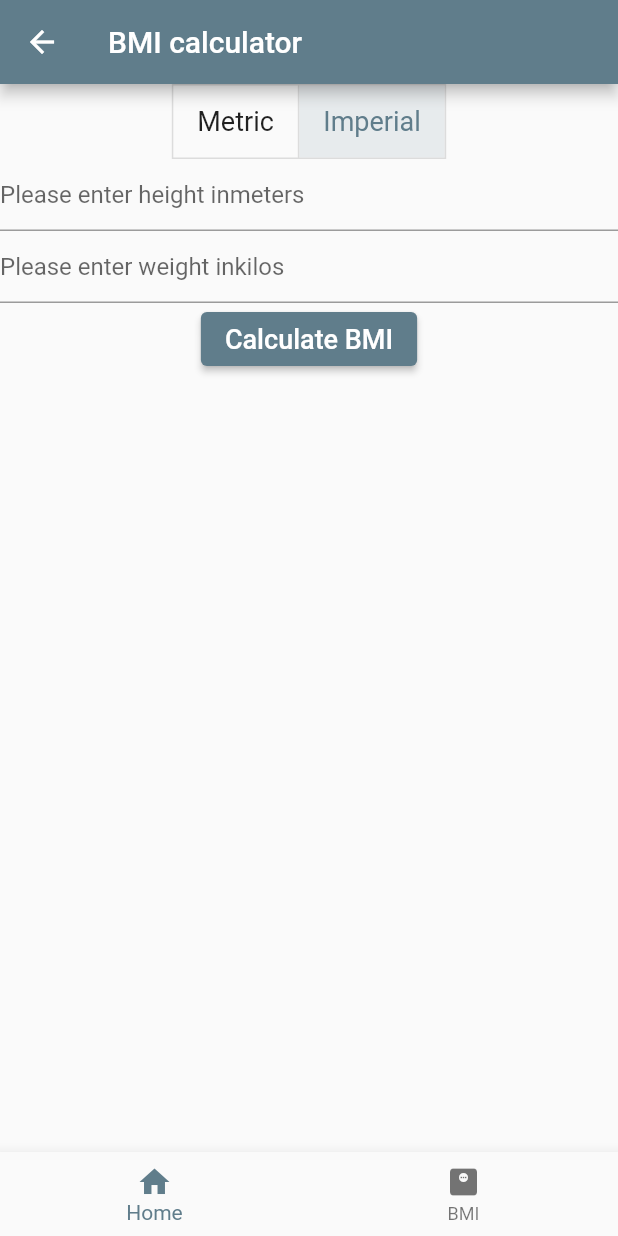
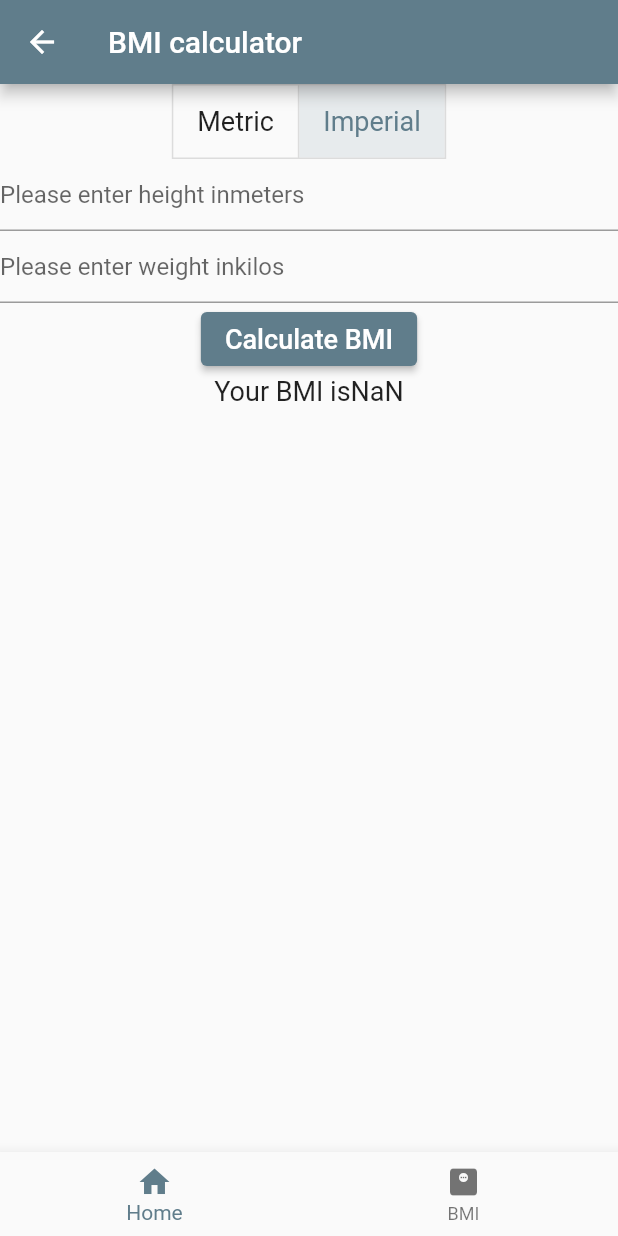
Before and after one commit to shwetahatwar/flutter_basic, a Flutter app: the screen it shows after launch, item 2 of the bottom bar chosen, after a tap on "Calculate BMI", on a phone screen of 412 x 824 dp. Run offline on Flutter 3.47's test engine with Material 2 defaults, Android fonts, the phone set to English and light mode, and no system bars.

```diff
--- a/lib/screens/bmi_screen.dart
+++ b/lib/screens/bmi_screen.dart
@@ -38,7 +38,8 @@ class _BmiScreenState extends State<BmiScreen> {
     return Scaffold(
       appBar: AppBar(title: Text('BMI calculator')),
       bottomNavigationBar: MenuBottom(),
-      body: Column(children: [
+      body: SingleChildScrollView(
+        child: Column(children: [
           ToggleButtons(children: [
             Padding(padding: EdgeInsets.symmetric(horizontal: 16),
             child: Text('Metric',style: TextStyle(fontSize: fontSize)),),
@@ -55,12 +56,13 @@ class _BmiScreenState extends State<BmiScreen> {
            ElevatedButton(
              child: Text('Calculate BMI',
            style: TextStyle(
-           fontSize: fontSize),),onPressed: (){},),
+             fontSize: fontSize),),onPressed: BMI,),
              Text(result,
              style: TextStyle(
                fontSize: fontSize
              ) )
-      ],)
+        ],),
+      )
 
     );
   }
@@ -80,6 +82,16 @@ class _BmiScreenState extends State<BmiScreen> {
 
       void BMI(){
         double bmi = 0;
+        double height = double.tryParse(textHeight.text) ?? 0 ;
+        double weight = double.tryParse(textWeight.text) ?? 0 ;
+        if(isMetric){
+          bmi = weight / (height * height);
+        }else{
+          bmi = weight * 703 / (height * height);
+        }
+        setState(() {
+          result = 'Your BMI is' +  bmi.toStringAsFixed(2);
+        });
 
       }
 }
```
Lines whose indentation alone changed are shown as unchanged.
